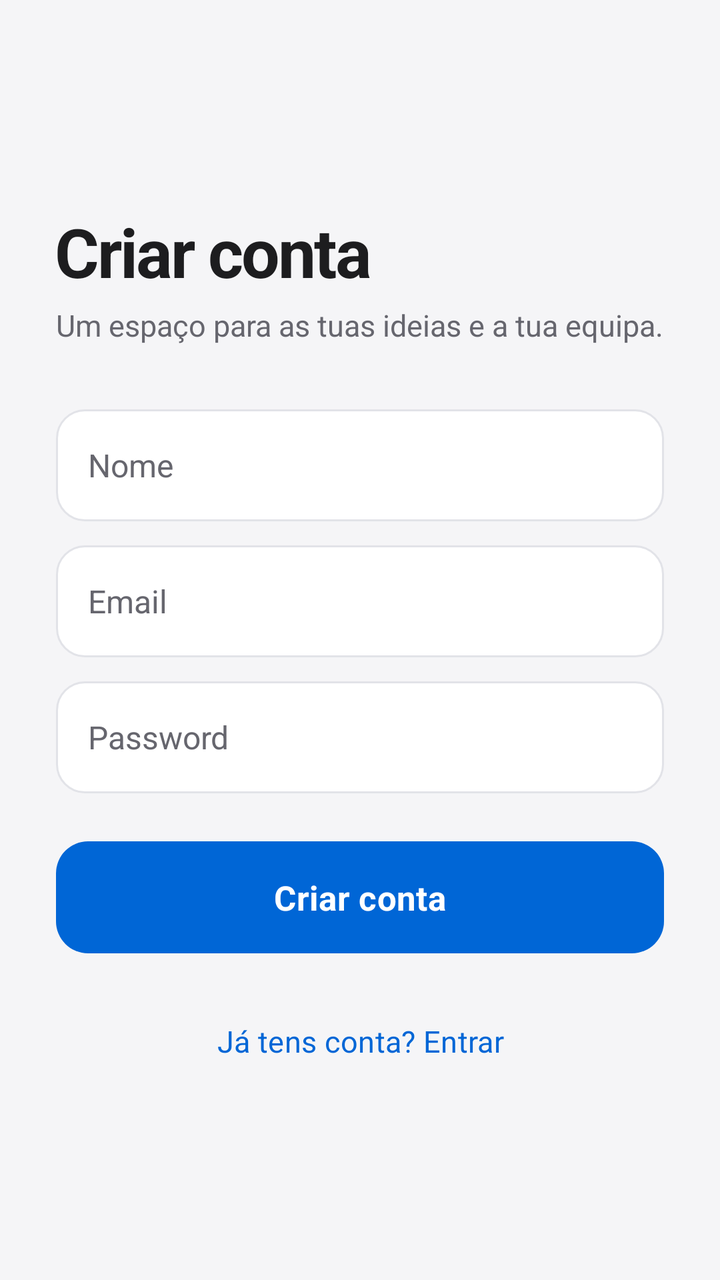
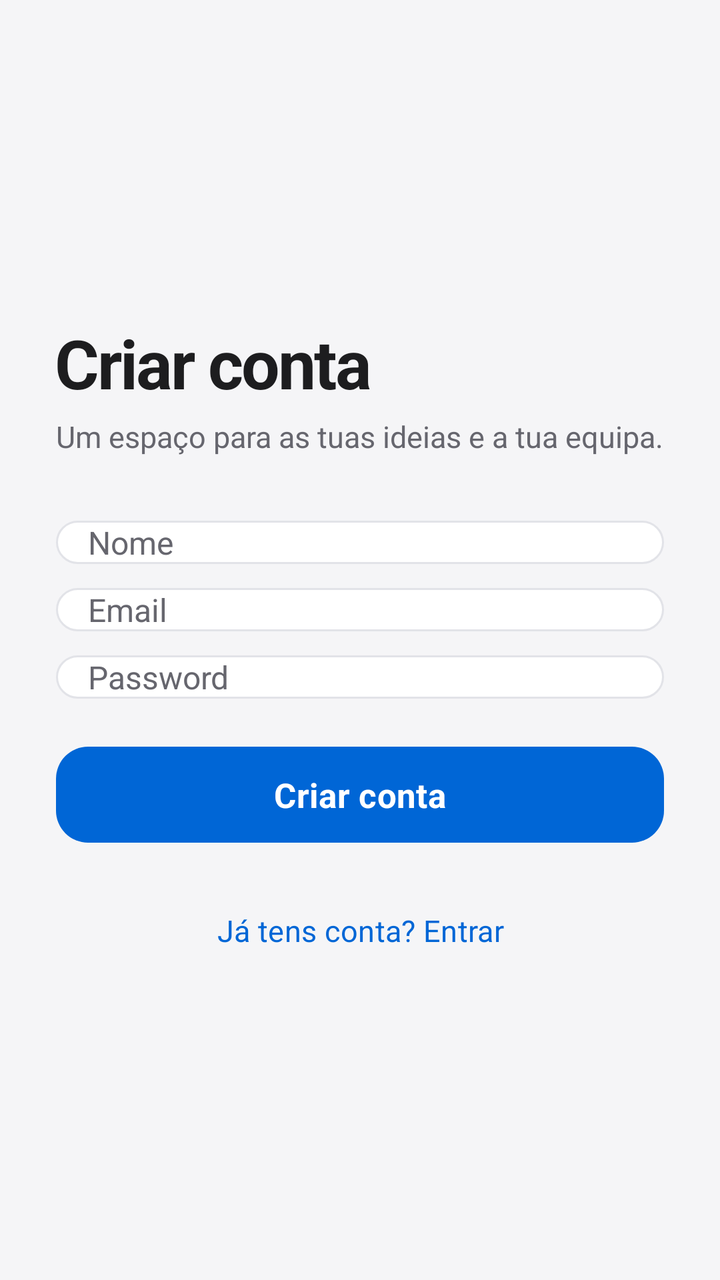

An Android layout rendered at two revisions. The XML below is the earlier revision; the diff shows what the commit changed to produce the second picture.
<!-- AndroidManifest.xml: application theme Theme.TaskFlow -->
<!-- res/layout/activity_registo.xml -->
<?xml version="1.0" encoding="utf-8"?>
<ScrollView
    xmlns:android="http://schemas.android.com/apk/res/android"
    xmlns:app="http://schemas.android.com/apk/res-auto"
    android:id="@+id/raiz"
    android:layout_width="match_parent"
    android:layout_height="match_parent"
    android:background="@color/fundo"
    android:fillViewport="true"
    android:clipToPadding="false">
    <LinearLayout
        android:layout_width="match_parent"
        android:layout_height="wrap_content"
        android:orientation="vertical"
        android:padding="28dp"
        android:gravity="center_vertical"
        android:focusableInTouchMode="true">
        <TextView style="@style/TituloGrande" android:text="@string/criar_conta"/>
        <TextView style="@style/TextoApoio" android:text="@string/registo_apoio"/>
        <Space android:layout_width="1dp" android:layout_height="32dp"/>
        <EditText
            android:id="@+id/campo_nome"
            style="@style/Campo"
            android:hint="@string/nome"
            android:inputType="textPersonName"
            android:autofillHints="name"/>
        <Space android:layout_width="1dp" android:layout_height="12dp"/>
        <EditText
            android:id="@+id/campo_email"
            style="@style/Campo"
            android:hint="@string/email"
            android:inputType="textEmailAddress"
            android:autofillHints="emailAddress"/>
        <Space android:layout_width="1dp" android:layout_height="12dp"/>
        <EditText
            android:id="@+id/campo_password"
            style="@style/Campo"
            android:hint="@string/password"
            android:inputType="textPassword"
            android:autofillHints="newPassword"/>
        <Space android:layout_width="1dp" android:layout_height="24dp"/>
        <com.google.android.material.button.MaterialButton
            android:id="@+id/botao_criar"
            style="@style/BotaoPrimario"
            android:text="@string/criar_conta"/>
        <Space android:layout_width="1dp" android:layout_height="20dp"/>
        <com.google.android.material.button.MaterialButton
            android:id="@+id/botao_entrar"
            style="@style/BotaoTexto"
            android:text="@string/ja_tens_conta"/>
    </LinearLayout>
</ScrollView>
<!-- resources referenced by this layout -->
<resources>
  <color name="fundo">#F5F5F7</color>
  <string name="criar_conta">Criar conta</string>
  <string name="email">Email</string>
  <string name="nome">Nome</string>
  <string name="password">Password</string>
  <style name="BotaoPrimario" parent="Widget.Material3.Button">
          <item name="android:layout_width">match_parent</item>
          <item name="android:layout_height">56dp</item>
          <item name="android:textSize">17sp</item>
          <item name="android:textStyle">bold</item>
          <item name="android:textAllCaps">false</item>
          <item name="android:textColor">@android:color/white</item>
          <item name="backgroundTint">@color/azul_botao</item>
          <item name="cornerRadius">16dp</item>
          <item name="android:insetTop">0dp</item>
          <item name="android:insetBottom">0dp</item>
      </style>
  <style name="BotaoTexto" parent="Widget.Material3.Button.TextButton">
          <item name="android:layout_width">match_parent</item>
          <item name="android:layout_height">wrap_content</item>
          <item name="android:minHeight">48dp</item>
          <item name="android:textSize">15sp</item>
          <item name="android:textAllCaps">false</item>
          <item name="android:textColor">@color/roxo</item>
      </style>
  <style name="Campo">
          <item name="android:layout_width">match_parent</item>
          <item name="android:layout_height">56dp</item>
          <item name="android:background">@drawable/bg_input</item>
          <item name="android:paddingStart">16dp</item>
          <item name="android:paddingEnd">16dp</item>
          <item name="android:textColor">@color/texto</item>
          <item name="android:textColorHint">@color/texto_secundario</item>
          <item name="android:textSize">16sp</item>
          <item name="android:singleLine">true</item>
      </style>
  <style name="TextoApoio">
          <item name="android:layout_width">match_parent</item>
          <item name="android:layout_height">wrap_content</item>
          <item name="android:textSize">15sp</item>
          <item name="android:lineSpacingExtra">4dp</item>
          <item name="android:textColor">@color/texto_secundario</item>
      </style>
  <style name="TituloGrande">
          <item name="android:layout_width">match_parent</item>
          <item name="android:layout_height">wrap_content</item>
          <item name="android:textSize">34sp</item>
          <item name="android:textColor">@color/texto</item>
          <item name="android:textStyle">bold</item>
          <item name="android:letterSpacing">-0.03</item>
          <item name="android:paddingTop">8dp</item>
          <item name="android:paddingBottom">4dp</item>
      </style>
  <color name="azul_botao">#0066D6</color>
  <color name="roxo">#0066D6</color>
  <color name="texto">#1D1D1F</color>
  <color name="texto_secundario">#66666E</color>
  <color name="fundo_input">#FFFFFF</color>
  <color name="separador">#E2E3E8</color>
  <color name="cartao">#FFFFFF</color>
  <style name="ShapeAppearance.TaskFlow.Dialog" parent="ShapeAppearance.Material3.Corner.Large">
          <item name="cornerSize">24dp</item>
      </style>
  <!-- unchanged entries left out for length: 6 -->
</resources>

<!-- the commit's change to res/layout/activity_registo.xml (unified diff, before → after) -->
@@ -8,45 +8,113 @@
     android:background="@color/fundo"
     android:fillViewport="true"
     android:clipToPadding="false">
-    <LinearLayout
+
+    <androidx.constraintlayout.widget.ConstraintLayout
         android:layout_width="match_parent"
         android:layout_height="wrap_content"
-        android:orientation="vertical"
-        android:padding="28dp"
-        android:gravity="center_vertical"
+        android:padding="@dimen/margem_grande"
         android:focusableInTouchMode="true">
-        <TextView style="@style/TituloGrande" android:text="@string/criar_conta"/>
-        <TextView style="@style/TextoApoio" android:text="@string/registo_apoio"/>
-        <Space android:layout_width="1dp" android:layout_height="32dp"/>
+
+        <TextView
+            android:id="@+id/titulo_registo"
+            style="@style/TituloGrande"
+            android:layout_width="0dp"
+            android:layout_height="wrap_content"
+            android:text="@string/criar_conta"
+            app:layout_constraintBottom_toTopOf="@id/texto_apoio_registo"
+            app:layout_constraintEnd_toEndOf="parent"
+            app:layout_constraintStart_toStartOf="parent"
+            app:layout_constraintTop_toTopOf="parent"
+            app:layout_constraintVertical_chainStyle="packed"/>
+
+        <TextView
+            android:id="@+id/texto_apoio_registo"
+            style="@style/TextoApoio"
+            android:layout_width="0dp"
+            android:layout_height="wrap_content"
+            android:text="@string/registo_apoio"
+            app:layout_constraintBottom_toTopOf="@id/campo_nome"
+            app:layout_constraintEnd_toEndOf="parent"
+            app:layout_constraintStart_toStartOf="parent"
+            app:layout_constraintTop_toBottomOf="@id/titulo_registo"/>
+
         <EditText
             android:id="@+id/campo_nome"
             style="@style/Campo"
+            android:layout_width="0dp"
+            android:layout_height="wrap_content"
+            android:layout_marginTop="@dimen/espaco_32"
             android:hint="@string/nome"
             android:inputType="textPersonName"
-            android:autofillHints="name"/>
-        <Space android:layout_width="1dp" android:layout_height="12dp"/>
+            android:autofillHints="name"
+            app:layout_constraintBottom_toTopOf="@id/campo_email"
+            app:layout_constraintEnd_toEndOf="parent"
+            app:layout_constraintStart_toStartOf="parent"
+            app:layout_constraintTop_toBottomOf="@id/texto_apoio_registo"/>
+
         <EditText
             android:id="@+id/campo_email"
             style="@style/Campo"
+            android:layout_width="0dp"
+            android:layout_height="wrap_content"
+            android:layout_marginTop="@dimen/margem_pequena"
             android:hint="@string/email"
             android:inputType="textEmailAddress"
-            android:autofillHints="emailAddress"/>
-        <Space android:layout_width="1dp" android:layout_height="12dp"/>
+            android:autofillHints="emailAddress"
+            app:layout_constraintBottom_toTopOf="@id/campo_password"
+            app:layout_constraintEnd_toEndOf="parent"
+            app:layout_constraintStart_toStartOf="parent"
+            app:layout_constraintTop_toBottomOf="@id/campo_nome"/>
+
         <EditText
             android:id="@+id/campo_password"
             style="@style/Campo"
+            android:layout_width="0dp"
+            android:layout_height="wrap_content"
+            android:layout_marginTop="@dimen/margem_pequena"
             android:hint="@string/password"
             android:inputType="textPassword"
-            android:autofillHints="newPassword"/>
-        <Space android:layout_width="1dp" android:layout_height="24dp"/>
+            android:autofillHints="newPassword"
+            app:layout_constraintBottom_toTopOf="@id/loading"
+            app:layout_constraintEnd_toEndOf="parent"
+            app:layout_constraintStart_toStartOf="parent"
+            app:layout_constraintTop_toBottomOf="@id/campo_email"/>
+
+        
+        <ProgressBar
+            android:id="@+id/loading"
+            android:layout_width="@dimen/altura_indicador"
+            android:layout_height="@dimen/altura_indicador"
+            android:layout_marginTop="@dimen/margem_pequena"
+            android:visibility="gone"
+            app:layout_constraintBottom_toTopOf="@id/botao_criar"
+            app:layout_constraintEnd_toEndOf="parent"
+            app:layout_constraintStart_toStartOf="parent"
+            app:layout_constraintTop_toBottomOf="@id/campo_password"/>
+
         <com.google.android.material.button.MaterialButton
             android:id="@+id/botao_criar"
             style="@style/BotaoPrimario"
-            android:text="@string/criar_conta"/>
-        <Space android:layout_width="1dp" android:layout_height="20dp"/>
+            android:layout_width="0dp"
+            android:layout_height="wrap_content"
+            android:layout_marginTop="@dimen/espaco_24"
+            android:text="@string/criar_conta"
+            app:layout_constraintBottom_toTopOf="@id/botao_entrar"
+            app:layout_constraintEnd_toEndOf="parent"
+            app:layout_constraintStart_toStartOf="parent"
+            app:layout_constraintTop_toBottomOf="@id/loading"/>
+
         <com.google.android.material.button.MaterialButton
             android:id="@+id/botao_entrar"
             style="@style/BotaoTexto"
-            android:text="@string/ja_tens_conta"/>
-    </LinearLayout>
+            android:layout_width="0dp"
+            android:layout_height="wrap_content"
+            android:layout_marginTop="@dimen/margem"
+            android:text="@string/ja_tens_conta"
+            app:layout_constraintBottom_toBottomOf="parent"
+            app:layout_constraintEnd_toEndOf="parent"
+            app:layout_constraintStart_toStartOf="parent"
+            app:layout_constraintTop_toBottomOf="@id/botao_criar"/>
+
+    </androidx.constraintlayout.widget.ConstraintLayout>
 </ScrollView>
<!-- resource entries referenced after the edit -->
@@ -1,67 +1,83 @@
 <!-- resources referenced by this layout -->
 <resources>
   <color name="fundo">#F5F5F7</color>
+  <dimen name="altura_indicador">28dp</dimen>
+  <dimen name="espaco_24">24dp</dimen>
+  <dimen name="espaco_32">32dp</dimen>
+  <dimen name="margem">20dp</dimen>
+  <dimen name="margem_grande">28dp</dimen>
+  <dimen name="margem_pequena">12dp</dimen>
   <string name="criar_conta">Criar conta</string>
   <string name="email">Email</string>
   <string name="nome">Nome</string>
   <string name="password">Password</string>
   <style name="BotaoPrimario" parent="Widget.Material3.Button">
           <item name="android:layout_width">match_parent</item>
-          <item name="android:layout_height">56dp</item>
-          <item name="android:textSize">17sp</item>
+          <item name="android:layout_height">@dimen/altura_botao</item>
+          <item name="android:textSize">@dimen/texto_botao</item>
           <item name="android:textStyle">bold</item>
           <item name="android:textAllCaps">false</item>
           <item name="android:textColor">@android:color/white</item>
           <item name="backgroundTint">@color/azul_botao</item>
-          <item name="cornerRadius">16dp</item>
+          <item name="cornerRadius">@dimen/raio_botao</item>
           <item name="android:insetTop">0dp</item>
           <item name="android:insetBottom">0dp</item>
       </style>
   <style name="BotaoTexto" parent="Widget.Material3.Button.TextButton">
           <item name="android:layout_width">match_parent</item>
           <item name="android:layout_height">wrap_content</item>
-          <item name="android:minHeight">48dp</item>
-          <item name="android:textSize">15sp</item>
+          <item name="android:minHeight">@dimen/altura_botao_icone</item>
+          <item name="android:textSize">@dimen/texto_apoio</item>
           <item name="android:textAllCaps">false</item>
           <item name="android:textColor">@color/roxo</item>
       </style>
   <style name="Campo">
           <item name="android:layout_width">match_parent</item>
-          <item name="android:layout_height">56dp</item>
+          <item name="android:layout_height">@dimen/altura_botao</item>
           <item name="android:background">@drawable/bg_input</item>
-          <item name="android:paddingStart">16dp</item>
-          <item name="android:paddingEnd">16dp</item>
+          <item name="android:paddingStart">@dimen/espaco_16</item>
+          <item name="android:paddingEnd">@dimen/espaco_16</item>
           <item name="android:textColor">@color/texto</item>
           <item name="android:textColorHint">@color/texto_secundario</item>
-          <item name="android:textSize">16sp</item>
+          <item name="android:textSize">@dimen/texto_normal</item>
           <item name="android:singleLine">true</item>
       </style>
   <style name="TextoApoio">
           <item name="android:layout_width">match_parent</item>
           <item name="android:layout_height">wrap_content</item>
-          <item name="android:textSize">15sp</item>
-          <item name="android:lineSpacingExtra">4dp</item>
+          <item name="android:textSize">@dimen/texto_apoio</item>
+          <item name="android:lineSpacingExtra">@dimen/espaco_4</item>
           <item name="android:textColor">@color/texto_secundario</item>
       </style>
   <style name="TituloGrande">
           <item name="android:layout_width">match_parent</item>
           <item name="android:layout_height">wrap_content</item>
-          <item name="android:textSize">34sp</item>
+          <item name="android:textSize">@dimen/texto_titulo</item>
           <item name="android:textColor">@color/texto</item>
           <item name="android:textStyle">bold</item>
           <item name="android:letterSpacing">-0.03</item>
-          <item name="android:paddingTop">8dp</item>
-          <item name="android:paddingBottom">4dp</item>
+          <item name="android:paddingTop">@dimen/espaco_8</item>
+          <item name="android:paddingBottom">@dimen/espaco_4</item>
       </style>
+  <dimen name="altura_botao">56dp</dimen>
+  <dimen name="texto_botao">17sp</dimen>
   <color name="azul_botao">#0066D6</color>
+  <dimen name="raio_botao">16dp</dimen>
+  <dimen name="altura_botao_icone">48dp</dimen>
+  <dimen name="texto_apoio">15sp</dimen>
   <color name="roxo">#0066D6</color>
+  <dimen name="espaco_16">16dp</dimen>
   <color name="texto">#1D1D1F</color>
   <color name="texto_secundario">#66666E</color>
+  <dimen name="texto_normal">16sp</dimen>
+  <dimen name="espaco_4">4dp</dimen>
+  <dimen name="texto_titulo">34sp</dimen>
+  <dimen name="espaco_8">8dp</dimen>
   <color name="fundo_input">#FFFFFF</color>
   <color name="separador">#E2E3E8</color>
   <color name="cartao">#FFFFFF</color>
   <style name="ShapeAppearance.TaskFlow.Dialog" parent="ShapeAppearance.Material3.Corner.Large">
-          <item name="cornerSize">24dp</item>
+          <item name="cornerSize">@dimen/espaco_24</item>
       </style>
   <!-- unchanged entries left out for length: 6 -->
 </resources>
